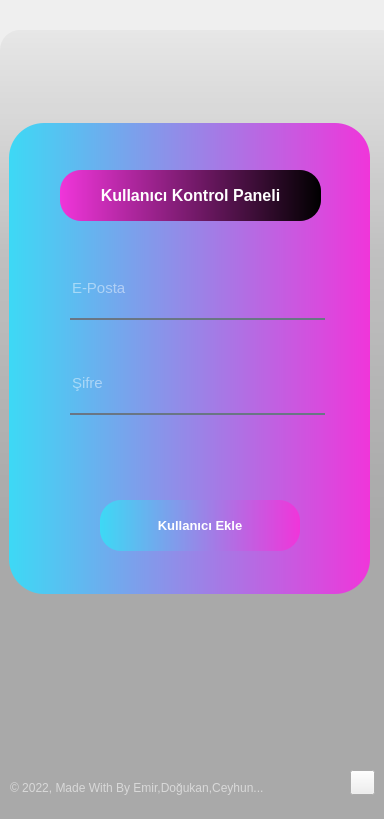
emircbn16/ObjectOrientedProgrammingProject, file Object Oriented Programming Project (OOPP)/Tasarim/adminekle.ui: the form before one commit.
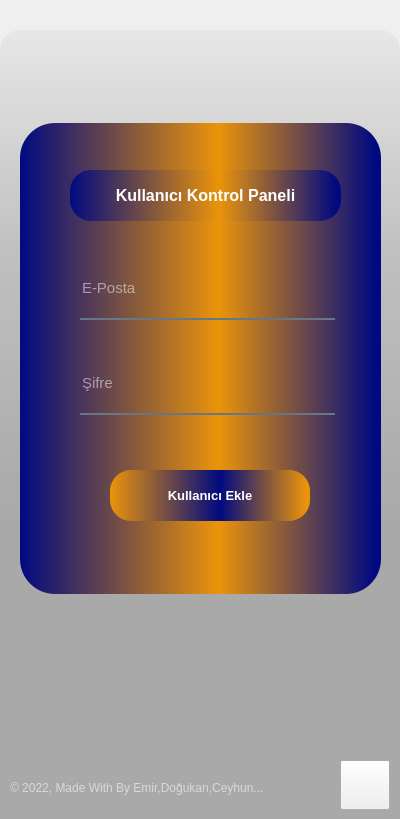
The form after the commit. Icons and pictures are not drawn.

Diff of the .ui file:
```diff
--- a/Object Oriented Programming Project (OOPP)/Tasarim/adminekle.ui
+++ b/Object Oriented Programming Project (OOPP)/Tasarim/adminekle.ui
@@ -6,7 +6,7 @@
    <rect>
     <x>0</x>
     <y>0</y>
-    <width>384</width>
+    <width>400</width>
     <height>819</height>
    </rect>
   </property>
@@ -109,7 +109,7 @@
    <widget class="QLabel" name="label_11">
     <property name="geometry">
      <rect>
-      <x>39</x>
+      <x>50</x>
       <y>153</y>
       <width>361</width>
       <height>471</height>
@@ -125,7 +125,7 @@
      <string>&lt;html&gt;&lt;head/&gt;&lt;body&gt;&lt;p&gt;&lt;img src=&quot;:/images/medyaa.jpg&quot;/&gt;&lt;/p&gt;&lt;/body&gt;&lt;/html&gt;</string>
     </property>
     <property name="styleSheet">
-     <string notr="true">background-color:qlineargradient(spread:pad, x1:0, y1:0, x2:1, y2:0, stop:0 rgb(61, 217, 245), stop:1 rgb(240, 53, 218));
+     <string notr="true">background-color:qlineargradient(spread:pad, x1:0, y1:0, x2:1, y2:0, stop:0 rgba(0,10,128), stop:0.55 rgba(235, 148, 10, 255), stop:0.98 rgba(0, 10, 128), stop:1 rgba(0, 10, 128));
 border-radius:35px;</string>
     </property>
     <property name="text">
@@ -135,7 +135,7 @@
    <widget class="QLineEdit" name="line_email">
     <property name="geometry">
      <rect>
-      <x>100</x>
+      <x>110</x>
       <y>295</y>
       <width>255</width>
       <height>55</height>
@@ -151,7 +151,7 @@
      <string notr="true">background-color:rgba(0, 0, 0, 0);
 border:none;
 border-bottom:2px solid rgba(105, 118, 132, 255);
-color:rgba(255, 255, 255, 230);
+color:rgba(255, 255, 255, 255);
 padding-bottom:7px;</string>
     </property>
     <property name="text">
@@ -164,7 +164,7 @@
    <widget class="QLineEdit" name="line_sifre">
     <property name="geometry">
      <rect>
-      <x>100</x>
+      <x>110</x>
       <y>390</y>
       <width>255</width>
       <height>55</height>
@@ -180,7 +180,7 @@
      <string notr="true">background-color:rgba(0, 0, 0, 0);
 border:none;
 border-bottom:2px solid rgba(105, 118, 132, 255);
-color:rgba(255, 255, 255, 230);
+color:rgba(255, 255, 255, 255);
 padding-bottom:7px;</string>
     </property>
     <property name="echoMode">
@@ -193,8 +193,8 @@
    <widget class="QPushButton" name="btn_ekle">
     <property name="geometry">
      <rect>
-      <x>130</x>
-      <y>530</y>
+      <x>140</x>
+      <y>500</y>
       <width>200</width>
       <height>51</height>
      </rect>
@@ -218,7 +218,7 @@
      <string notr="true">QPushButton {font: 75 10pt &quot;Microsoft YaHei UI&quot;;
 font-weight: bold;
 color: rgb(255, 255, 255);
-background-color: qlineargradient(spread:pad, x1:0, y1:0, x2:1, y2:0, stop:0 rgb(61, 217, 245), stop:1 rgb(240, 53, 218));
+background-color:qlineargradient(spread:pad, x1:0, y1:0, x2:1, y2:0, stop:0 rgba(235, 148, 10, 255), stop:0.55 rgba(0, 10, 128), stop:0.98 rgba(235, 148, 10, 255), stop:1 rgba(235, 148, 10, 255));
 border-style: solid;
 border-radius:21px;
 }
@@ -236,9 +236,9 @@
    <widget class="QLabel" name="lbl_login">
     <property name="geometry">
      <rect>
-      <x>90</x>
+      <x>100</x>
       <y>200</y>
-      <width>261</width>
+      <width>271</width>
       <height>51</height>
      </rect>
     </property>
@@ -256,7 +256,7 @@
 font: 75 12pt &quot;Tahoma&quot;;
 font-weight: bold;
 color: white;
-background-color: qlineargradient(spread:pad, x1:0, y1:0, x2:1, y2:0, stop:0 rgb(240, 53, 218), stop:1 rgb(61, 217 100));
+background-color:qlineargradient(spread:pad, x1:0, y1:0, x2:1, y2:0, stop:0 rgba(0,10,128), stop:0.55 rgba(235, 148, 10, 255), stop:0.98 rgba(0, 10, 128), stop:1 rgba(0, 10, 128));
 border-radius:21px;
 </string>
     </property>
@@ -288,10 +288,10 @@
    <widget class="QPushButton" name="btn_geri">
     <property name="geometry">
      <rect>
-      <x>380</x>
-      <y>800</y>
-      <width>25</width>
-      <height>25</height>
+      <x>370</x>
+      <y>790</y>
+      <width>50</width>
+      <height>50</height>
      </rect>
     </property>
     <property name="font">
@@ -303,8 +303,7 @@
      </font>
     </property>
     <property name="styleSheet">
-     <string notr="true">color:rgb(0,0,0)
-</string>
+     <string notr="true">border-image:url(:/images/Images/Icon/geri.png)</string>
     </property>
     <property name="text">
      <string/>
```
Left out of the diff: 18 changed lines with no effect on the pictures.
